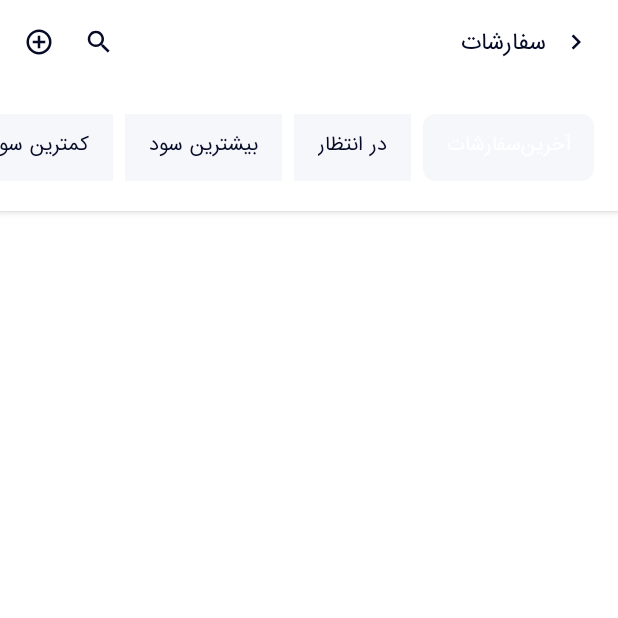
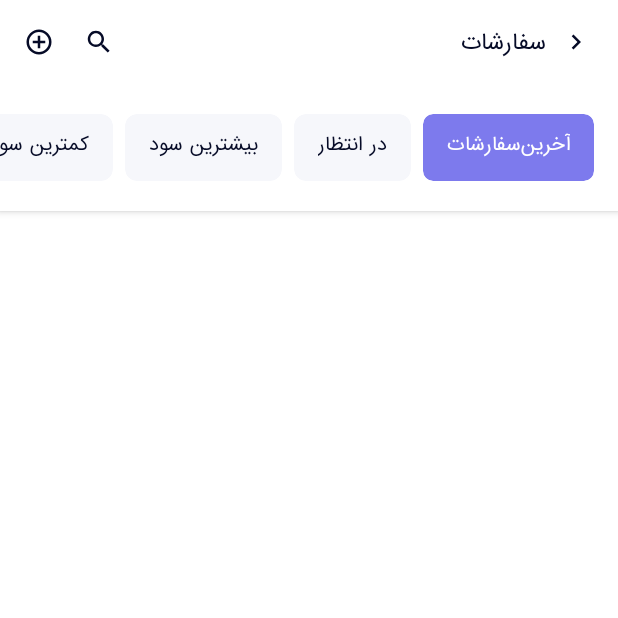
Before and after one commit to karimi96/Seller, an Android app: the OrdersActivity screen opened directly, with no data from a screen before it, on a phone screen of 412 x 824 dp, the top half of it. Run offline under Robolectric (Android 15) with nearby library versions, the phone set to English and light mode, and no system bars; libraries missing offline, so code that uses them is left out: saman.zamani.persiandate.

Commit message:
fix background color for CardView in adapter

```diff
--- a/app/src/main/java/com/karimi/seller/adapter/TagInfoAdapter.kt
+++ b/app/src/main/java/com/karimi/seller/adapter/TagInfoAdapter.kt
@@ -2,6 +2,8 @@ package com.karimi.seller.adapter
 
 import android.annotation.SuppressLint
 import android.content.Context
+import android.graphics.Color
+import android.graphics.drawable.Drawable
 import android.util.Log
 import android.view.LayoutInflater
 import android.view.View
@@ -86,19 +88,13 @@ class TagInfoAdapter(
 
     private fun setItemSelected(is_selected: Boolean, background: CardView, textView: TextView) {
         if (is_selected) {
-//            imageView.setBackgroundColor(ContextCompat.getColor(context,R.color.blue))
-//            imageView.setColorFilter(ContextCompat.getColor(context, R.color.white), android.graphics.PorterDuff.Mode.SRC_IN)
-//            background.setBackgroundResource(R.color.purple)
-            val colorId: Int = R.color.purple
-            val color: Int = background.context.resources.getColor(colorId)
-           background.setCardBackgroundColor(color)
+            background.radius = 10F
+            background.backgroundTintList = context.resources.getColorStateList(R.color.purple)
             textView.setTextColor(ContextCompat.getColor(context, R.color.white))
 
         } else {
-//            imageView.setBackgroundColor(ContextCompat.getColor(context,R.color.white))
-//            imageView.setColorFilter(ContextCompat.getColor(context, R.color.black), android.graphics.PorterDuff.Mode.SRC_IN)
             textView.setTextColor(ContextCompat.getColor(context, R.color.text_main))
-            background.setBackgroundResource(R.color.back_hint)
+            background.backgroundTintList = context.resources.getColorStateList(R.color.back_hint)
 
         }
     }
```
